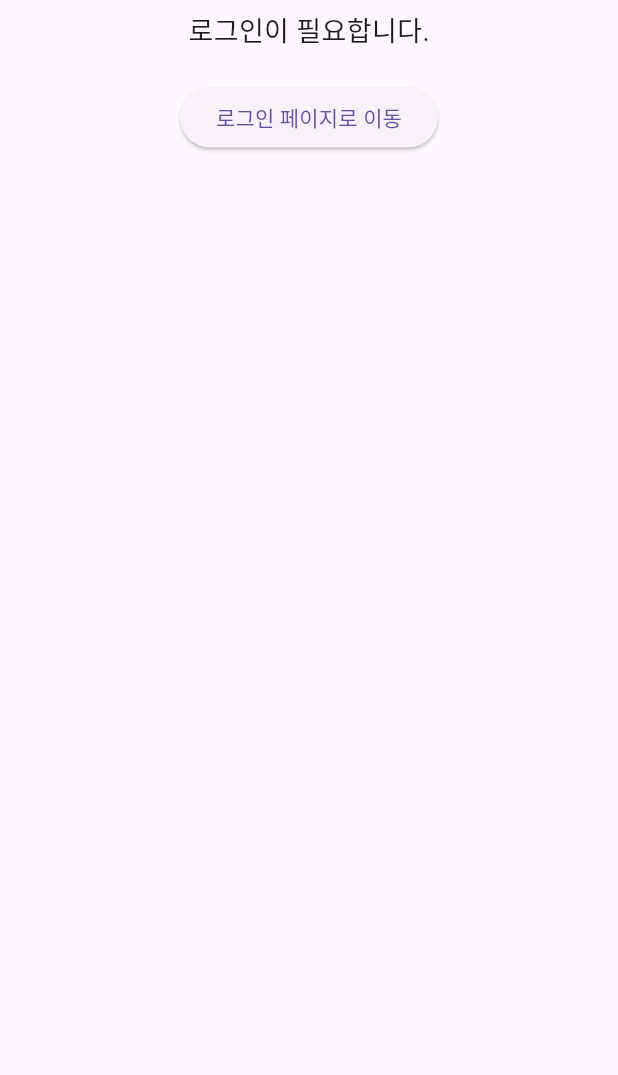
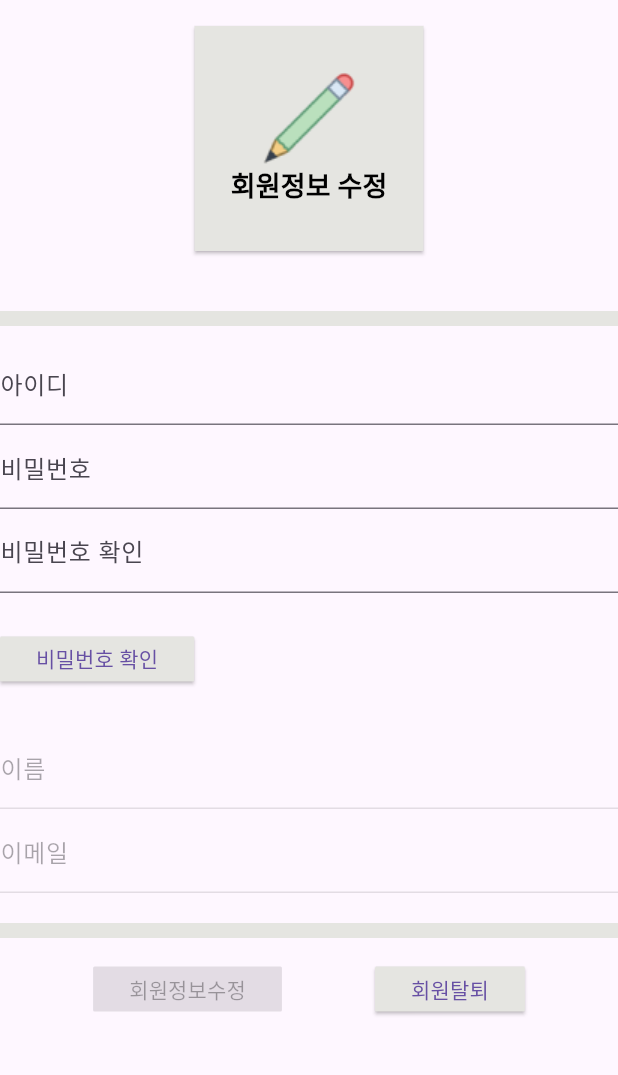
Before and after one commit to HiPeun/SmartHome, a Flutter app: the Page3 screen opened by its route, on a phone screen of 412 x 824 dp, the part 73-1148 px from its top. Run offline on Flutter 3.47's test engine with Material 3 defaults, Android fonts, the phone set to English and light mode, and no system bars; our stand-ins replace carousel_slider, dio, flutter_secure_storage, freezed_annotation, get, shared_preferences; missing offline and left inert: kakao_flutter_sdk_user; accounts and stored records are empty; generated files the repository leaves out were written again; network calls fail.

Commit message:
page3 해결

```diff
--- a/lib/App/app_screen/app_page3.dart
+++ b/lib/App/app_screen/app_page3.dart
@@ -1,16 +1,16 @@
 import 'package:flutter/material.dart';
 import 'package:dio/dio.dart';
+import 'package:get/get.dart';
 import 'dart:convert';
 
 import 'package:loginproject/App/app_screen/app_login.dart';
 import 'package:loginproject/App/app_screen/bottom_bar.dart';
+import 'package:loginproject/App/main.dart';
 
 class Page3 extends StatefulWidget {
-  final bool isLogin;
-  final String userData;
-
-  const Page3({Key? key, this.isLogin = false, this.userData = ''})
-      : super(key: key);
+  const Page3({
+    Key? key,
+  }) : super(key: key);
 
   @override
   State<Page3> createState() => _Page3State();
@@ -29,18 +29,17 @@ class _Page3State extends State<Page3> {
   @override
   void initState() {
     super.initState();
-    if (widget.isLogin) {
-      try {
-        if (widget.userData.isNotEmpty) {
-          Map<String, dynamic> userDataMap = jsonDecode(widget.userData);
-          email.text = userDataMap['email'] ?? '';
-          name.text = userDataMap['name'] ?? '';
-          id.text = userDataMap['id'] ?? '';
-          mbno = userDataMap['mbno'].toString();
-        }
-      } catch (e) {
-        print('Error parsing userData: $e');
+
+    try {
+      if (user.isNotEmpty) {
+
+        email.text = user['email'] ?? '';
+        name.text = user['name'] ?? '';
+        id.text = user['id'] ?? '';
+        mbno = user['mbno'].toString();
       }
+    } catch (e) {
+      print('Error parsing userData: $e');
     }
   }
 
@@ -278,7 +277,7 @@ class _Page3State extends State<Page3> {
         ),
       ),
       body: SingleChildScrollView(
-        child: widget.isLogin ? _buildUserInfoForm() : _buildLoginPrompt(),
+        child: user.isEmpty ? _buildUserInfoForm() : _buildLoginPrompt(),
       ),
     );
   }
--- a/lib/App/app_screen/bottom_bar.dart
+++ b/lib/App/app_screen/bottom_bar.dart
@@ -28,8 +28,7 @@ class _BottomBarState extends State<BottomBar> {
       AppNotice(),
       Page2(),
       Page3(
-        isLogin: widget.isLogin,
-        userData: widget.userData,
+
       ),
     ];
   }
```
